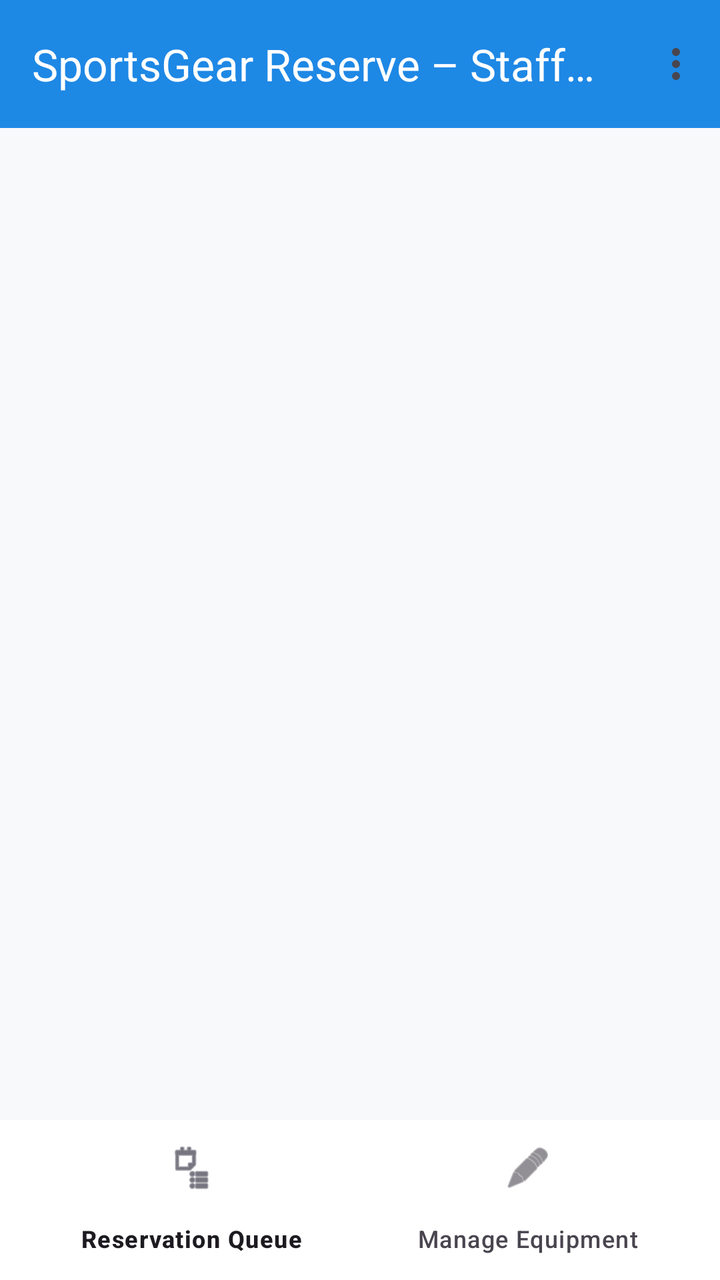
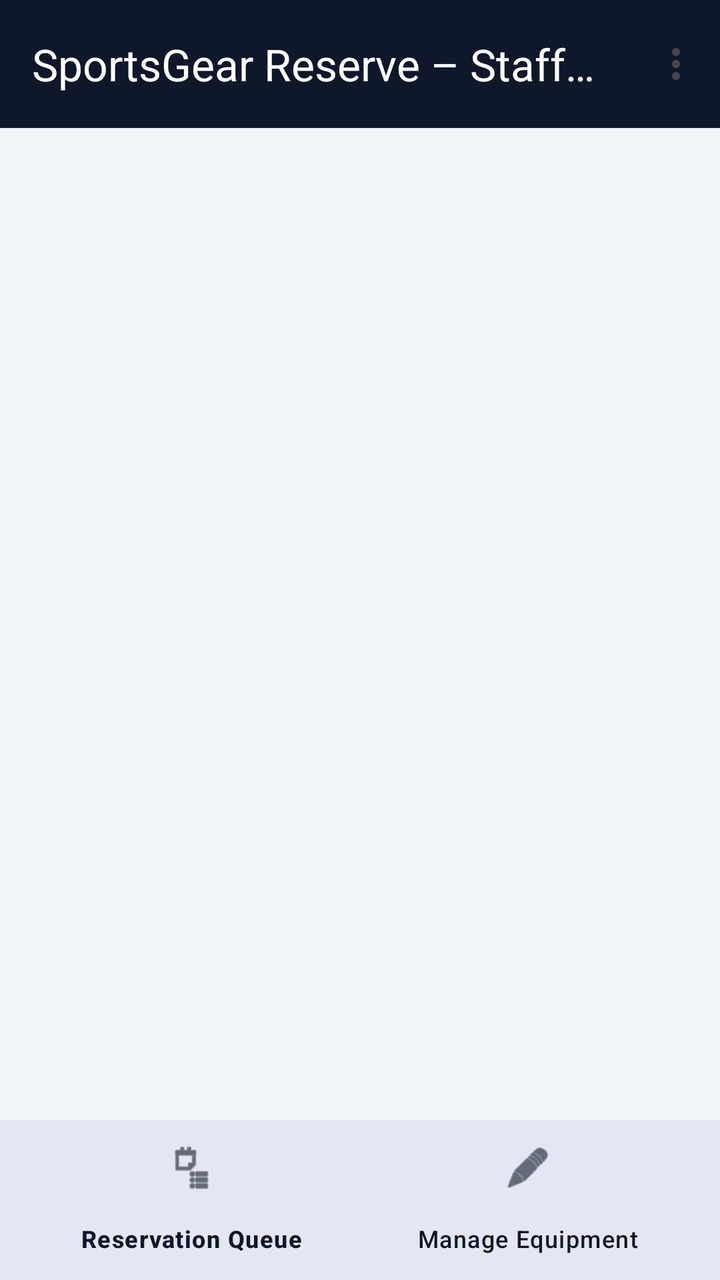

Screens rendered from an Android XML layout before and after an edit, with the pre-edit source and the edit as a unified diff.
<!-- AndroidManifest.xml: application theme Theme.SportsGearReserve -->
<!-- res/layout/activity_staff_main.xml -->
<?xml version="1.0" encoding="utf-8"?>
<LinearLayout
    xmlns:android="http://schemas.android.com/apk/res/android"
    xmlns:app="http://schemas.android.com/apk/res-auto"
    xmlns:tools="http://schemas.android.com/tools"
    android:layout_width="match_parent"
    android:layout_height="match_parent"
    android:orientation="vertical"
    android:background="#F8F9FA">

    <com.google.android.material.appbar.MaterialToolbar
        android:id="@+id/toolbar"
        android:layout_width="match_parent"
        android:layout_height="?attr/actionBarSize"
        android:background="#1E88E5"
        app:title="SportsGear Reserve – Staff Portal"
        app:titleTextColor="#FFFFFF"
        app:subtitleTextColor="#E0E0E0"
        app:menu="@menu/menu_main" />

    <FrameLayout
        android:id="@+id/fragmentContainer"
        android:layout_width="match_parent"
        android:layout_height="0dp"
        android:layout_weight="1" />

    <com.google.android.material.bottomnavigation.BottomNavigationView
        android:id="@+id/bottomNavigation"
        android:layout_width="match_parent"
        android:layout_height="wrap_content"
        android:background="#FFFFFF"
        app:elevation="8dp"
        app:menu="@menu/menu_staff_nav" />

</LinearLayout>
<!-- resources referenced by this layout -->
<resources>
  <style name="Theme.SportsGearReserve" parent="Base.Theme.SportsGearReserve" />
  <style name="Base.Theme.SportsGearReserve" parent="Theme.Material3.DayNight.NoActionBar">
          
          
      </style>
</resources>

<!-- the commit's change to res/layout/activity_staff_main.xml (unified diff, before → after) -->
@@ -6,16 +6,16 @@
     android:layout_width="match_parent"
     android:layout_height="match_parent"
     android:orientation="vertical"
-    android:background="#F8F9FA">
+    android:background="@color/app_background">
 
     <com.google.android.material.appbar.MaterialToolbar
         android:id="@+id/toolbar"
         android:layout_width="match_parent"
         android:layout_height="?attr/actionBarSize"
-        android:background="#1E88E5"
+        android:background="@color/primary"
         app:title="SportsGear Reserve – Staff Portal"
-        app:titleTextColor="#FFFFFF"
-        app:subtitleTextColor="#E0E0E0"
+        app:titleTextColor="@color/text_on_primary"
+        app:subtitleTextColor="@color/text_on_primary_sub"
         app:menu="@menu/menu_main" />
 
     <FrameLayout
@@ -28,7 +28,9 @@
         android:id="@+id/bottomNavigation"
         android:layout_width="match_parent"
         android:layout_height="wrap_content"
-        android:background="#FFFFFF"
+        android:background="@color/surface"
+        app:itemIconTint="@color/primary"
+        app:itemTextColor="@color/primary"
         app:elevation="8dp"
         app:menu="@menu/menu_staff_nav" />
 
<!-- resource entries referenced after the edit -->
@@ -1,9 +1,26 @@
 <!-- resources referenced by this layout -->
 <resources>
+  <color name="app_background">#F1F5F9</color>
+  <color name="primary">#0F172A</color>
+  <color name="surface">#FFFFFF</color>
+  <color name="text_on_primary">#FFFFFF</color>
+  <color name="text_on_primary_sub">#CBD5E1</color>
   <style name="Theme.SportsGearReserve" parent="Base.Theme.SportsGearReserve" />
   <style name="Base.Theme.SportsGearReserve" parent="Theme.Material3.DayNight.NoActionBar">
           
-          
+          <item name="colorPrimary">@color/primary_blue</item>
+          <item name="colorOnPrimary">@color/text_on_primary</item>
+          <item name="colorPrimaryContainer">@color/primary</item>
+          <item name="colorOnPrimaryContainer">@color/text_on_primary</item>
+          <item name="colorSecondary">@color/secondary</item>
+          <item name="colorTertiary">@color/accent</item>
+          <item name="android:windowBackground">@color/app_background</item>
+          <item name="colorSurface">@color/surface</item>
+          <item name="colorOnSurface">@color/text_primary</item>
       </style>
+  <color name="primary_blue">#1E3A8A</color>
+  <color name="secondary">#0284C7</color>
+  <color name="accent">#F97316</color>
+  <color name="text_primary">#0F172A</color>
 </resources>
 
